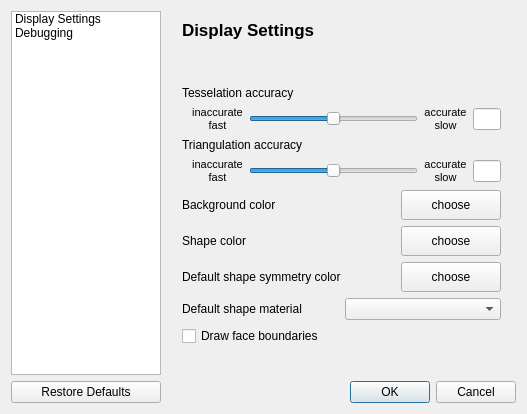
Qt form TIGLViewer/src/TIGLViewerSettingsDialog.ui (DLR-SC/tigl) before a commit.
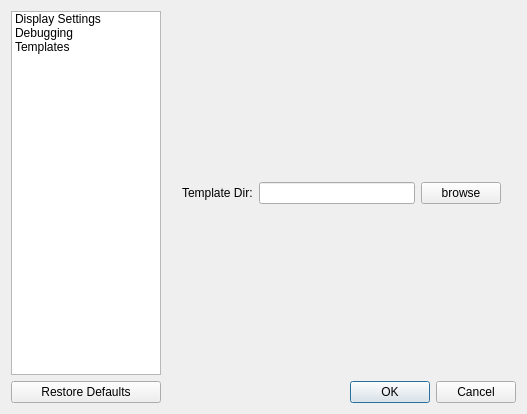
The same form after that commit. Icons and pictures are not drawn.

Commit message: Add templates directory in settings

Patch:
```diff
--- a/TIGLViewer/src/TIGLViewerSettingsDialog.ui
+++ b/TIGLViewer/src/TIGLViewerSettingsDialog.ui
@@ -27,20 +27,17 @@
    <property name="sizeConstraint">
     <enum>QLayout::SetFixedSize</enum>
    </property>
-   <item row="1" column="1" colspan="3">
-    <widget class="QDialogButtonBox" name="buttonBox">
-     <property name="orientation">
-      <enum>Qt::Horizontal</enum>
-     </property>
-     <property name="standardButtons">
-      <set>QDialogButtonBox::Cancel|QDialogButtonBox::Ok</set>
+   <item row="1" column="0">
+    <widget class="QPushButton" name="btnRestoreDefaults">
+     <property name="text">
+      <string>Restore Defaults</string>
      </property>
     </widget>
    </item>
    <item row="0" column="2">
     <widget class="QStackedWidget" name="stackedWidget">
      <property name="currentIndex">
-      <number>0</number>
+      <number>2</number>
      </property>
      <widget class="QWidget" name="pageDisplaySettings">
       <layout class="QVBoxLayout" name="verticalLayout">
@@ -675,13 +672,35 @@
        </item>
       </layout>
      </widget>
-    </widget>
-   </item>
-   <item row="1" column="0">
-    <widget class="QPushButton" name="btnRestoreDefaults">
-     <property name="text">
-      <string>Restore Defaults</string>
-     </property>
+     <widget class="QWidget" name="templatesPageDisplaySettings">
+      <layout class="QVBoxLayout" name="verticalLayout_5">
+       <item>
+        <layout class="QHBoxLayout" name="horizontalLayout_8">
+         <item>
+          <widget class="QLabel" name="label_14">
+           <property name="text">
+            <string>Template Dir:</string>
+           </property>
+          </widget>
+         </item>
+         <item>
+          <widget class="QLineEdit" name="templateLineEdit">
+           <property name="readOnly">
+            <bool>true</bool>
+           </property>
+          </widget>
+         </item>
+         <item>
+          <widget class="QPushButton" name="browseTemplateDirButton">
+           <property name="text">
+            <string>browse</string>
+           </property>
+          </widget>
+         </item>
+        </layout>
+       </item>
+      </layout>
+     </widget>
     </widget>
    </item>
    <item row="0" column="0">
@@ -708,6 +727,21 @@
        <string>Debugging</string>
       </property>
      </item>
+     <item>
+      <property name="text">
+       <string>Templates</string>
+      </property>
+     </item>
+    </widget>
+   </item>
+   <item row="1" column="1" colspan="3">
+    <widget class="QDialogButtonBox" name="buttonBox">
+     <property name="orientation">
+      <enum>Qt::Horizontal</enum>
+     </property>
+     <property name="standardButtons">
+      <set>QDialogButtonBox::Cancel|QDialogButtonBox::Ok</set>
+     </property>
     </widget>
    </item>
   </layout>
```
The commit also changes 8 other files.
